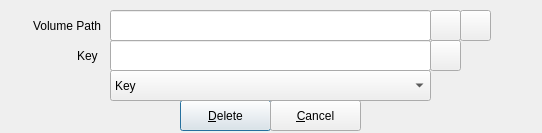
Above: zuluCrypt-gui/luksdeletekey.ui from mhogomchungu/zuluCrypt before the change. Below: the same form after it.
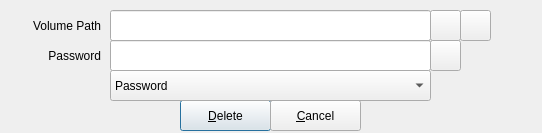
That is the form after the change.

Commit message: replace "Key" strings with "Password" string

Patch:
```diff
--- a/zuluCrypt-gui/luksdeletekey.ui
+++ b/zuluCrypt-gui/luksdeletekey.ui
@@ -42,7 +42,7 @@
     </rect>
    </property>
    <property name="text">
-    <string>Key </string>
+    <string>Password</string>
    </property>
    <property name="alignment">
     <set>Qt::AlignRight|Qt::AlignTrailing|Qt::AlignVCenter</set>
@@ -186,7 +186,7 @@
    </property>
    <item>
     <property name="text">
-     <string>Key</string>
+     <string>Password</string>
     </property>
    </item>
    <item>
```
The commit also changes 6 other files.
